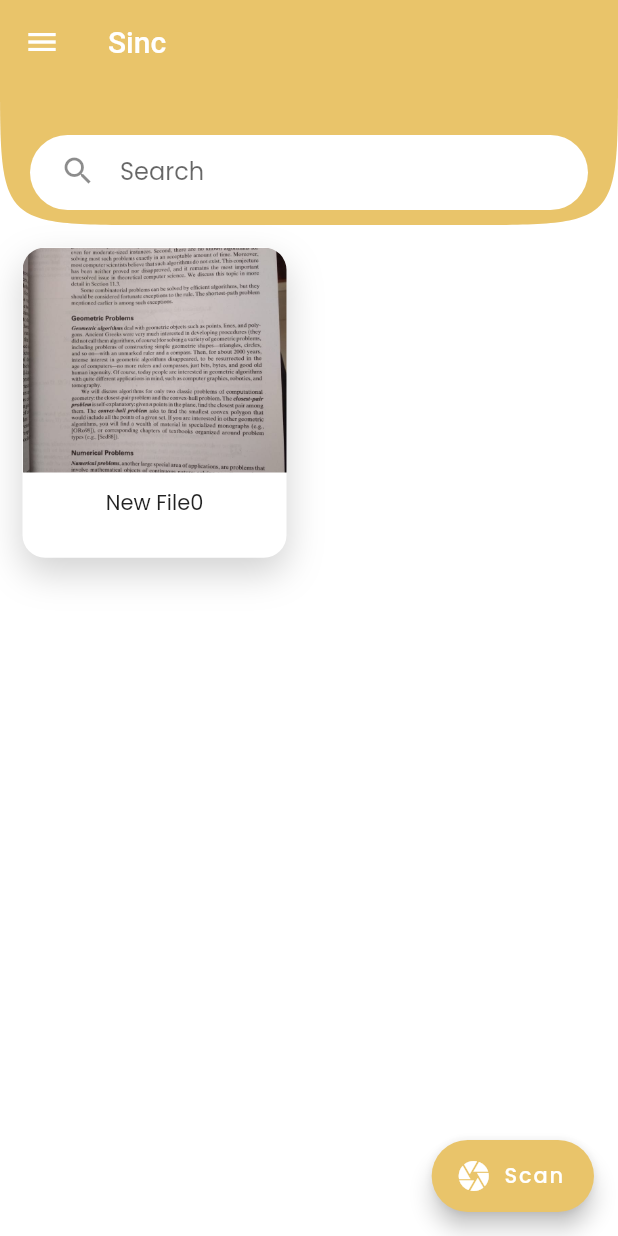
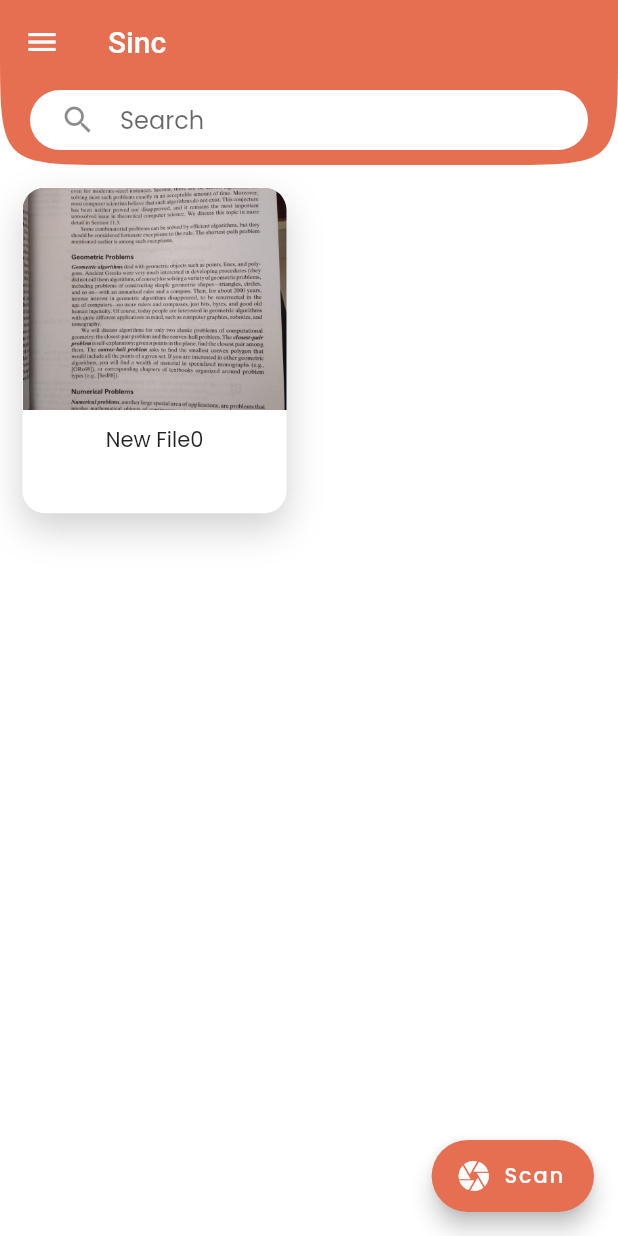
Before and after one commit to OnkarKunjir/sinc, a Flutter app: the screen it shows after launch, after a tap on "Scan", on a phone screen of 412 x 824 dp. Run offline on Flutter 3.47's test engine with Material 2 defaults, Android fonts, the phone set to English and light mode, and no system bars; our stand-ins replace camera, google_fonts.

Commit message:
adding camera screeen and making height of card responsive.

```diff
--- a/lib/colors.dart
+++ b/lib/colors.dart
@@ -1,5 +1,5 @@
 import 'package:flutter/material.dart';
 
-const kPrimary = const Color(0xFFE9C46A);
+const kPrimary = const Color(0xFFe76f51);
 const kScaffoldBackground = Colors.white;
 const kShadow = const Color(0xFF696969);
--- a/lib/main.dart
+++ b/lib/main.dart
@@ -1,8 +1,14 @@
 import 'package:flutter/material.dart';
+import 'package:camera/camera.dart';
 import './screens/home_screen/home_screen.dart';
 import './theme.dart';
 
-void main() => runApp(App());
+void main() {
+  // WidgetsFlutterBinding.ensureInitialized();
+  // final cameras = await availableCameras();
+  // final firstCamera = cameras.first;
+  runApp(App());
+}
 
 class App extends StatelessWidget {
   @override
--- a/lib/screens/home_screen/doc_card.dart
+++ b/lib/screens/home_screen/doc_card.dart
@@ -3,10 +3,11 @@ import '../../colors.dart';
 
 class DocCard extends StatelessWidget {
   final String title, thumbnail;
-
+  final double cardHeight;
   DocCard({
     @required this.title,
     @required this.thumbnail,
+    @required this.cardHeight,
   });
 
   @override
@@ -36,7 +37,7 @@ class DocCard extends StatelessWidget {
             ),
             child: Image.asset(
               this.thumbnail,
-              height: 150,
+              height: this.cardHeight * 0.6,
               fit: BoxFit.cover,
             ),
           ),
--- a/lib/screens/home_screen/doc_list.dart
+++ b/lib/screens/home_screen/doc_list.dart
@@ -6,6 +6,9 @@ class DocList extends StatelessWidget {
   final List<String> docNames;
   final deleteCallback;
   DocList({@required this.docNames, @required this.deleteCallback});
+
+  double cardWidth = 0;
+  double cardHeight = 0;
 
   List<Widget> _generateCard(context) {
     return List.generate(
@@ -23,6 +26,7 @@ class DocList extends StatelessWidget {
           },
           child: DocCard(
               title: docNames[index],
+              cardHeight: cardHeight,
               thumbnail: index.isEven
                   ? 'assets/images/0.jpeg'
                   : 'assets/images/1.jpeg'),
@@ -33,20 +37,28 @@ class DocList extends StatelessWidget {
 
   @override
   Widget build(BuildContext context) {
+    Size size = MediaQuery.of(context).size;
+    // print((size.width * 0.5) / (size.height * 0.3));
+    this.cardWidth = size.width * 0.5;
+    this.cardHeight = size.height * 0.3;
+
     return docNames.length == 0
         ? SliverList(
             delegate: SliverChildListDelegate(
               [
-                Image.asset(
-                  'assets/images/empty.png',
-                  fit: BoxFit.fitWidth,
-                  height: 400,
+                Center(
+                  child: Image.asset(
+                    'assets/images/empty.png',
+                    fit: BoxFit.fitWidth,
+                    height: 400,
+                  ),
                 ),
               ],
             ),
           )
         : SliverGrid.count(
-            childAspectRatio: 0.87,
+            // childAspectRatio: 0.87,
+            childAspectRatio: this.cardWidth / this.cardHeight,
             crossAxisCount: 2,
             children: _generateCard(context),
           );
--- a/lib/screens/home_screen/search_box.dart
+++ b/lib/screens/home_screen/search_box.dart
@@ -4,17 +4,17 @@ class SearchBox extends StatelessWidget {
   @override
   Widget build(BuildContext context) {
     return SliverAppBar(
-      elevation: 0,
+      elevation: 10,
       floating: true,
       snap: true,
       pinned: true,
       title: Text('Sinc'),
       leading: IconButton(icon: Icon(Icons.menu), onPressed: () => null),
-      expandedHeight: 150,
+      expandedHeight: 110,
       shape: ContinuousRectangleBorder(
         borderRadius: BorderRadius.only(
-          bottomLeft: Radius.circular(100),
-          bottomRight: Radius.circular(100),
+          bottomLeft: Radius.circular(80),
+          bottomRight: Radius.circular(80),
         ),
       ),
       flexibleSpace: FlexibleSpaceBar(
@@ -25,7 +25,7 @@ class SearchBox extends StatelessWidget {
               right: 0,
               bottom: 10,
               child: Container(
-                height: 50,
+                height: 40,
                 margin: EdgeInsets.symmetric(horizontal: 20),
                 padding: EdgeInsets.symmetric(horizontal: 20),
                 decoration: BoxDecoration(
@@ -35,6 +35,7 @@ class SearchBox extends StatelessWidget {
                 child: TextField(
                   decoration: InputDecoration(
                     hintText: 'Search',
+                    contentPadding: EdgeInsets.symmetric(vertical: 10),
                     enabledBorder: InputBorder.none,
                     focusedBorder: InputBorder.none,
                     icon: Icon(Icons.search),
--- a/pubspec.yaml
+++ b/pubspec.yaml
@@ -21,6 +21,7 @@ environment:
   sdk: ">=2.7.0 <3.0.0"
 
 dependencies:
+  camera:
   path_provider: ^1.6.11
   google_fonts: ^1.1.0
   flutter:
```
Also changed, not shown: lib/file_operations.dart (+0 -14 lines), lib/screens/camera_screen/camera_screen.dart (added, +25 -0 lines), lib/screens/home_screen/home_screen.dart (+9 -2 lines), assets/images/empty.png, pubspec.lock, 1 other file.
